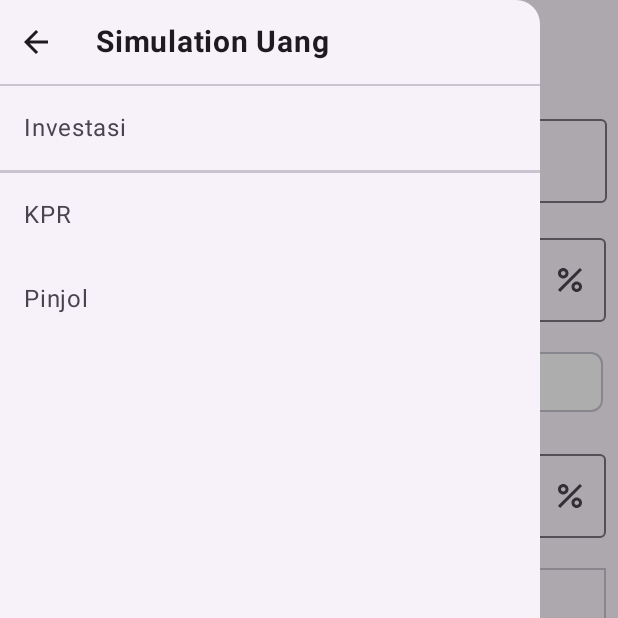
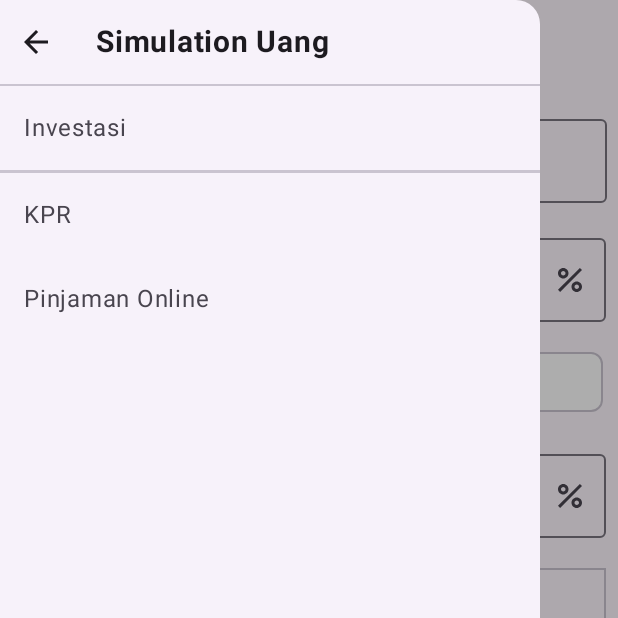
Before and after one commit to alibanadaulay/simulasi_uang, an Android app built with Jetpack Compose: the PinjolCreateScreen screen opened through its navigation route, after a tap on "hamburger menu pinjol", on a phone screen of 412 x 824 dp, the top half of it. Run offline under Robolectric (Android 15) with nearby library versions, the phone set to English and light mode, and no system bars; our stand-ins replace AdMob, Dagger/Hilt's generated code; 4 statements that could not run were skipped.

Commit message:
- add english translate

```diff
--- a/app/src/main/java/com/ghifarix/simulasi_uang/MainActivity.kt
+++ b/app/src/main/java/com/ghifarix/simulasi_uang/MainActivity.kt
@@ -112,7 +112,7 @@ class MainActivity : ComponentActivity() {
                                 thickness = 2.dp,
                             )
                             NavigationDrawerItem(
-                                label = { Text(text = "KPR") },
+                                label = { Text(text = stringResource(id = R.string.mortgage)) },
                                 selected = false,
                                 onClick = {
                                     scope.launch {
@@ -122,7 +122,7 @@ class MainActivity : ComponentActivity() {
                                 }
                             )
                             NavigationDrawerItem(
-                                label = { Text(text = "Pinjol") },
+                                label = { Text(text = stringResource(id = R.string.pinjol)) },
                                 selected = false,
                                 onClick = {
                                     scope.launch {
--- a/app/src/main/java/com/ghifarix/simulasi_uang/screens/kpr/create/KprCreateScreen.kt
+++ b/app/src/main/java/com/ghifarix/simulasi_uang/screens/kpr/create/KprCreateScreen.kt
@@ -55,7 +55,7 @@ fun KprInputScreen(
     Scaffold(
         topBar = {
             TopAppBarHamburgerMenu(
-                title = stringResource(id = R.string.mortage),
+                title = stringResource(id = R.string.mortgage),
                 onClickHamburger = onClickHamburger
             )
         }
--- a/app/src/main/java/com/ghifarix/simulasi_uang/screens/pinjol/create/PinjolCreateScreen.kt
+++ b/app/src/main/java/com/ghifarix/simulasi_uang/screens/pinjol/create/PinjolCreateScreen.kt
@@ -108,7 +108,7 @@ fun PinjolCreateScreen(
                             .padding(all = 8.dp)
                             .weight(0.7f)
                             .fillMaxWidth(),
-                        label = stringResource(id = R.string.daily_investment),
+                        label = stringResource(id = R.string.daily_interest),
                         icon = Icons.Default.Percent,
                         maxInterest = 0.4,
                         onTextChanged = pinjolCreateViewModel::updateInterest
--- a/app/src/main/res/values/strings.xml
+++ b/app/src/main/res/values/strings.xml
@@ -1,10 +1,5 @@
 <resources>
     <string name="app_name">Simulasi Uang</string>
-    <string name="ad_mob_banner_id">ca-app-pub-5474571366428116/7958806488</string>
-    <string name="ad_mob_test_banner_id">ca-app-pub-3940256099942544/6300978111</string>
-    <string name="ad_mob_test_interstitial_ad">ca-app-pub-3940256099942544/1033173712</string>
-    <string name="ad_mob_interstitial_ad">ca-app-pub-3134124105900068/6991287904</string>
-    <string name="ad_mob_test_reward_ad">ca-app-pub-3940256099942544/5224354917</string>
     <string name="investment">Investasi</string>
     <string name="investment_detail_title">Detail Investasi</string>
     <string name="initial_capital">Modal Awal</string>
@@ -30,12 +25,20 @@
     <string name="calculate">Hitung</string>
     <string name="base_capital">Modal Awal</string>
     <string name="pinjol">Pinjaman Online</string>
-    <string name="daily_investment">Bunga Harian</string>
+    <string name="daily_interest">Bunga Harian</string>
     <string name="monthly_interest">Bunga Bulanan</string>
     <string name="monthly">Bulanan</string>
     <string name="daily">Harian</string>
     <string name="subscription_fee">Biaya Langanan</string>
-    <string name="mortage">KPR</string>
+    <string name="mortgage">KPR</string>
     <string name="debt_duration">Lama Hutang</string>
     <string name="riba">Riba</string>
+
+
+    // ad_mob_id
+    <string name="ad_mob_banner_id" translatable="false">ca-app-pub-5474571366428116/7958806488</string>
+    <string name="ad_mob_test_banner_id" translatable="false">ca-app-pub-3940256099942544/6300978111</string>
+    <string name="ad_mob_test_interstitial_ad" translatable="false">ca-app-pub-3940256099942544/1033173712</string>
+    <string name="ad_mob_interstitial_ad" translatable="false">ca-app-pub-3134124105900068/6991287904</string>
+    <string name="ad_mob_test_reward_ad" translatable="false">ca-app-pub-3940256099942544/5224354917</string>
 </resources>
```
Also changed, not shown: 1 other file.
